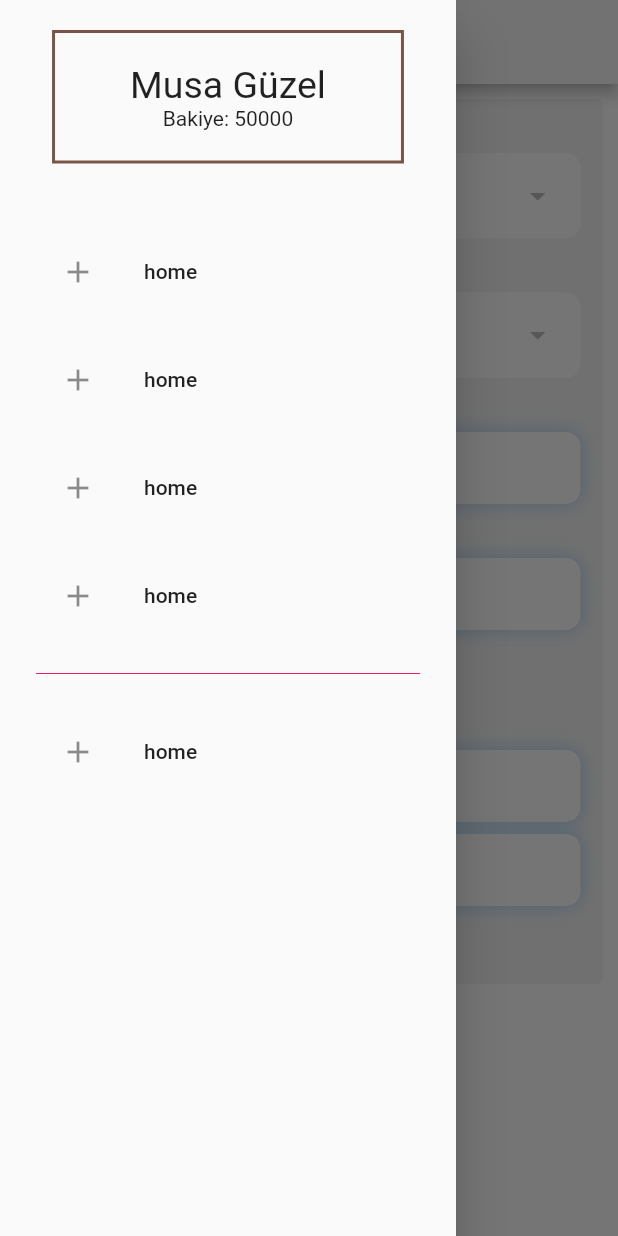
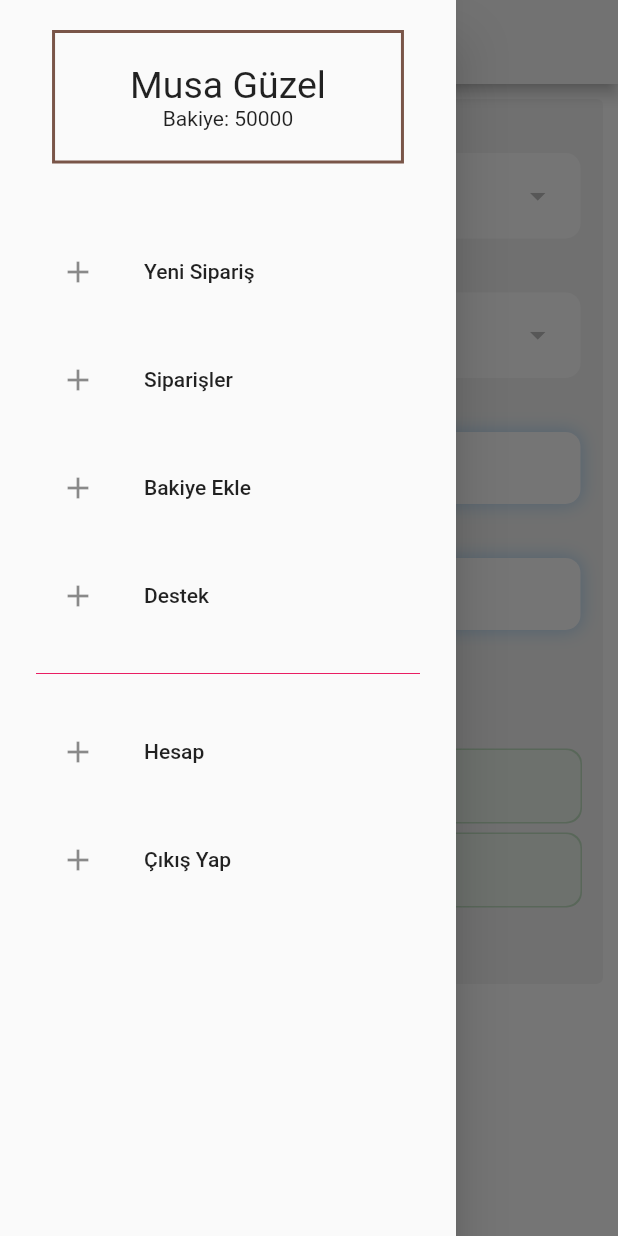
Before and after one commit to musaguzel/musmeramedya, a Flutter app: the screen it shows once a user with an empty profile is signed in, with the side drawer open, on a phone screen of 412 x 824 dp. Run offline on Flutter 3.47's test engine with Material 2 defaults, Android fonts, the light colour scheme and no system bars; our stand-ins replace cloud_firestore, connectivity_plus, firebase_auth, firebase_core, flutter_mobx, mobx and 4 more; accounts and stored records are empty; generated files the repository leaves out were written again.

Commit message:
geliştirmeler yapıldı

```diff
--- a/lib/core/constants/application/application_constants.dart
+++ /dev/null
@@ -1,5 +0,0 @@
-
-class ApplicationConstants {
-  static const APPNAME = "Musmera Medya";
-
-}
--- a/lib/core/constants/navigation/navigation_constants.dart
+++ /dev/null
@@ -1,16 +0,0 @@
-
-class NavigationConstants {
-  static const DEFAULT = '/';
-
-  static const NOTFOUND = '/notfound';
-
-  static const LOGIN = '/login';
-
-  static const REGISTER = 'register';
-
-  static const HOME = '/home';
-
-  static const MAIN = '/main';
-
-
-}
--- a/lib/core/init/constants/app/app_constants.dart
+++ b/lib/core/init/constants/app/app_constants.dart
@@ -3,8 +3,7 @@
 import 'dart:ui';
 
 class ApplicationConstants{
-
-  static String APPNAME = 'MusmeraMedya.com';
+  static const APPNAME = "Musmera Medya";
   static const EMAIL_REGIEX =
       r'^[\w-]+(\.[\w-]+)*@([a-zA-Z0-9-]+\.)+[a-zA-Z]{2,7}$';
   static const EMAIL_REGIEX1 =
--- a/lib/core/init/constants/navigation/navigation_constants.dart
+++ b/lib/core/init/constants/navigation/navigation_constants.dart
@@ -11,5 +11,8 @@ class NavigationConstants {
   static const HOME = '/home';
 
   static const MAIN = '/main';
+
+  static const ORDERS = '/orders';
+
   static const FORGOT_PASSWORD = "/forgotpassword";
 }
--- a/lib/core/init/navigation/navigation_route.dart
+++ b/lib/core/init/navigation/navigation_route.dart
@@ -1,5 +1,6 @@
 import 'package:flutter/material.dart';
 import 'package:musmeramedya/ui/main/view/main_page.dart';
+import 'package:musmeramedya/ui/orders/view/orders_page.dart';
 import 'package:musmeramedya/ui/register/view/register_page.dart';
 import 'package:musmeramedya/ui/splash/view/splash_page.dart';
 import 'package:page_transition/page_transition.dart';
@@ -30,6 +31,9 @@ class NavigationRoute {
       case NavigationConstants.MAIN:
         return normalNavigate(MainPage(), NavigationConstants.MAIN ,args.arguments);
 
+      case NavigationConstants.ORDERS:
+        return normalNavigate(OrdersPage(), NavigationConstants.ORDERS ,args.arguments);
+
       case NavigationConstants.NOTFOUND:
         return normalNavigate( const NotFoundNavigationWidget(), NavigationConstants.NOTFOUND ,args.arguments);
 
--- a/lib/core/init/theme/app_theme.dart
+++ b/lib/core/init/theme/app_theme.dart
@@ -15,7 +15,10 @@ final MyAppTheme = ThemeData(
         ),
       titleTextStyle: TextStyle(color: Colors.black,fontSize: 18)
     ),
+    snackBarTheme: const SnackBarThemeData(
+  contentTextStyle: TextStyle(color: Colors.black),
 
+    ),
     inputDecorationTheme: const InputDecorationTheme(
     labelStyle: TextStyle(color: Color(0xff263863), fontSize: 13),
     hintStyle: TextStyle(color: Color(0xff08214f), fontSize: 13),
--- a/lib/main.dart
+++ b/lib/main.dart
@@ -1,8 +1,8 @@
 import 'package:firebase_core/firebase_core.dart';
 import 'package:flutter/material.dart';
 import 'package:flutter/services.dart';
-import 'package:musmeramedya/core/constants/application/application_constants.dart';
 import 'package:musmeramedya/core/init/theme/app_theme.dart';
+import 'core/init/constants/app/app_constants.dart';
 import 'core/init/navigation/navigation_route.dart';
 import 'core/init/navigation/navigation_service.dart';
 import 'firebase_options.dart';
@@ -37,6 +37,7 @@ class MyApp extends StatelessWidget {
   }
 }
 
+//internet kontrolü eklenecek
 //ana ekranın çoğu bitti , kodlarını düzenle yeni ekranlara geç
 //orders kısmı gün gün belge olarak kaydedilecek
 //anlık fiyat hesaplaması için güzel bir yol bul
--- a/lib/ui/login/view/loginpage.dart
+++ b/lib/ui/login/view/loginpage.dart
@@ -4,7 +4,7 @@ import 'package:musmeramedya/core/base/view/base_widget.dart';
 import 'package:musmeramedya/core/extension/context_extension.dart';
 import 'package:musmeramedya/core/init/constants/app/app_constants.dart';
 import 'package:musmeramedya/ui/login/viewModel/login_page_view_model.dart';
-import '../../../core/constants/navigation/navigation_constants.dart';
+import '../../../core/init/constants/navigation/navigation_constants.dart';
 import '../../../core/init/network/network_change_manager.dart';
 
 
--- a/lib/ui/login/viewModel/login_page_view_model.dart
+++ b/lib/ui/login/viewModel/login_page_view_model.dart
@@ -1,10 +1,8 @@
 import 'package:firebase_auth/firebase_auth.dart';
 import 'package:mobx/mobx.dart';
 import 'package:flutter/material.dart';
-
 import '../../../core/base/model/base_view_model.dart';
-import '../../../core/constants/navigation/navigation_constants.dart';
-
+import '../../../core/init/constants/navigation/navigation_constants.dart';
 part 'login_page_view_model.g.dart';
 
 class LoginPageViewModel = _LoginPageViewModelBase with _$LoginPageViewModel;
--- a/lib/ui/main/components/navigation_drawer.dart
+++ b/lib/ui/main/components/navigation_drawer.dart
@@ -1,9 +1,13 @@
 import 'package:flutter/material.dart';
-import 'package:musmeramedya/core/extension/context_extension.dart';
+import 'package:musmeramedya/core/init/navigation/navigation_service.dart';
+
+import '../../../core/init/constants/navigation/navigation_constants.dart';
 
 
 class NavigationDrawerMain extends StatelessWidget {
-  const NavigationDrawerMain({super.key});
+   NavigationDrawerMain({super.key});
+
+  final NavigationService navigation = NavigationService.instance;
 
   @override
   Widget build(BuildContext context) => Drawer(
@@ -39,7 +43,7 @@ class NavigationDrawerMain extends StatelessWidget {
           ),
         ),
 
-        SizedBox(height: 20,),
+        const SizedBox(height: 20,),
       ],
     ),
   );
@@ -50,30 +54,38 @@ class NavigationDrawerMain extends StatelessWidget {
       children: [
         ListTile(
           leading: Icon(Icons.add),
-          title: Text("home"),
-          onTap: (){},
+          title: Text("Yeni Sipariş"),
+          onTap: (){
+            navigation.navigateToPageClear(path: NavigationConstants.MAIN);
+          },
         ),
         ListTile(
           leading: Icon(Icons.add),
-          title: Text("home"),
-          onTap: (){},
+          title: Text("Siparişler"),
+          onTap: (){
+            navigation.navigateToPage(path: NavigationConstants.ORDERS);
+          },
         ),
         ListTile(
           leading: Icon(Icons.add),
-          title: Text("home"),
+          title: Text("Bakiye Ekle"),
           onTap: (){},
         ),ListTile(
           leading: Icon(Icons.add),
-          title: Text("home"),
+          title: Text("Destek"),
           onTap: (){},
         ),
         const Divider(color: Colors.pink,),
         ListTile(
           leading: Icon(Icons.add),
-          title: Text("home"),
+          title: Text("Hesap"),
           onTap: (){},
         ),
-
+        ListTile(
+          leading: Icon(Icons.add),
+          title: Text("Çıkış Yap"),
+          onTap: (){},
+        ),
 
 
       ],
--- a/lib/ui/main/view/main_page.dart
+++ b/lib/ui/main/view/main_page.dart
@@ -5,8 +5,8 @@ import 'package:musmeramedya/core/extension/string_extension.dart';
 import 'package:musmeramedya/ui/main/model/social_media_model/social_media_service_model.dart';
 import 'package:musmeramedya/ui/main/viewModel/main_page_view_model.dart';
 import '../../../core/base/view/base_widget.dart';
-import '../../../core/constants/application/application_constants.dart';
-import '../../../core/constants/application/app_strings.dart';
+import '../../../core/init/app_strings.dart';
+import '../../../core/init/constants/app/app_constants.dart';
 import '../../../core/init/network/network_change_manager.dart';
 import '../components/navigation_drawer.dart';
 
@@ -34,7 +34,7 @@ class _MainPageState extends State<MainPage> {
   Scaffold buildScaffold(BuildContext context, MainPageViewModel store,
       NetworkResult networkResult) {
     return Scaffold(
-      drawer: const NavigationDrawerMain(),
+      drawer: NavigationDrawerMain(),
         resizeToAvoidBottomInset: true,
         appBar: AppBar(
           title: const Text(ApplicationConstants.APPNAME),
@@ -63,7 +63,7 @@ class _MainPageState extends State<MainPage> {
                       buildAverageTimeText(store),
                       buildTimeAndPriceInfoText(store: store,needPadding: false,isPriceText: false), //saat bilgileri ve para bilgileri veritabanından çekilip parantez içinde bu tarafa verilecek
                       buildTimeAndPriceInfoText(store: store,needPadding: true,isPriceText: true), //saat bilgileri ve para bilgileri veritabanından çekilip parantez içinde bu tarafa verilecek
-                      buildCreateOrderButton()
+                      buildCreateOrderButton(store)
                     ],
                   )),
             )
@@ -173,7 +173,6 @@ class _MainPageState extends State<MainPage> {
     });
   }
 
-
   Observer buildTextField({required MainPageViewModel store,required bool isAmount}) {
     return Observer(
       builder: (_) {
@@ -218,39 +217,6 @@ class _MainPageState extends State<MainPage> {
       child: Text('Minimum: 100 - Maksimum: 15000',style: TextStyle(color: Colors.black.withOpacity(0.7)),),
     );
   }
-  Observer buildTimeAndPriceInfoText({required MainPageViewModel store,required bool needPadding,required bool isPriceText}) {
-    return Observer(builder: (_){
-      return Padding(
-        padding: EdgeInsets.only(top: needPadding ? 8.0 : 0),
-        child: Container(
-          width: double.infinity,
-          decoration: BoxDecoration(
-            color: Colors.white, // Arka plan rengi beyaz
-            borderRadius:
-            const BorderRadius.all(Radius.circular(10.0)),
-            boxShadow: [
-              BoxShadow(
-                color: Colors.blue.withOpacity(0.3),
-                // Neon gibi parlak mavi renk
-                blurRadius: 10.0,
-                // Bulanıklık miktarı
-                spreadRadius: 1.0,
-                // Yayılma miktarı
-                offset: const Offset(0, 0), // Gölgenin yönü
-              ),
-            ],
-          ),
-          child: Padding(
-            padding: const EdgeInsets.all(16),
-            child: Text(
-                isPriceText ? (store.livePrice ?? "Fiyat") : (store.selectedService?['serviceaveragetime'].toString() ?? ApplicationStrings.MAIN_AVERAGE_TIME),
-              style: const TextStyle(fontWeight: FontWeight.bold),
-            ),
-          ),
-        ),
-      );
-    });
-  }
   Observer buildAverageTimeText(MainPageViewModel store) {
     return Observer(builder: (_){
       return const ListTile(
@@ -262,12 +228,53 @@ class _MainPageState extends State<MainPage> {
       );
     });
   }
-  Padding buildCreateOrderButton() {
-    return Padding(
-      padding: const EdgeInsets.only(left: 1.0,top: 4.0),
-      child: ElevatedButton(onPressed: (){
+  Observer buildTimeAndPriceInfoText({required MainPageViewModel store,required bool needPadding,required bool isPriceText}) {
+    return Observer(builder: (_){
+      return Padding(
+        padding: EdgeInsets.only(top: needPadding ? 8.0 : 0),
+        child: Container(
+          width: double.infinity,
+          decoration: BoxDecoration(
+            color: Colors.white.withOpacity(0.7), // Arka plan rengi beyaz
+            borderRadius:
+            const BorderRadius.all(Radius.circular(10.0)),
+            boxShadow: [
+              BoxShadow(
+                color: Colors.green.withOpacity(0.3),
+                // Neon gibi parlak mavi renk
+                blurRadius: 0.0,
+                // Bulanıklık miktarı
+                spreadRadius: 1.0,
+                // Yayılma miktarı
+                offset: const Offset(0, 0), // Gölgenin yönü
+              ),
+            ],
+          ),
+          child: Padding(
+            padding: const EdgeInsets.all(16),
+            child: Text(
+                isPriceText ? (store.livePrice) : (store.selectedService?['serviceaveragetime'].toString() ?? ApplicationStrings.MAIN_AVERAGE_TIME),
+              style: const TextStyle(fontWeight: FontWeight.bold),
+            ),
+          ),
+        ),
+      );
+    });
+  }
 
-      }, child: Text(ApplicationStrings.MAIN_CREATE_ORDER)),
-    );
+  Observer buildCreateOrderButton(MainPageViewModel store) {
+    return Observer(builder: (_){
+      return
+      !store.isOrderSaving ?
+       Padding(
+        padding: const EdgeInsets.only(left: 1.0,top: 4.0),
+        child: ElevatedButton(onPressed: (){
+              store.saveOrder();
+        }, child:  const Text(ApplicationStrings.MAIN_CREATE_ORDER)),
+      ):  const Padding(
+        padding: EdgeInsets.only(left: 1.0,top: 20.0),
+        child: Center(child: CircularProgressIndicator()),
+      );
+    });
   }
 }
--- a/lib/ui/register/viewModel/register_page_view_model.dart
+++ b/lib/ui/register/viewModel/register_page_view_model.dart
@@ -1,8 +1,8 @@
 import 'package:firebase_auth/firebase_auth.dart';
 import 'package:mobx/mobx.dart';
 import 'package:flutter/material.dart';
-import 'package:musmeramedya/core/constants/navigation/navigation_constants.dart';
 import '../../../core/base/model/base_view_model.dart';
+import '../../../core/init/constants/navigation/navigation_constants.dart';
 import '../model/user_model.dart';
 part 'register_page_view_model.g.dart';
 
--- a/lib/ui/splash/viewModel/splash_page_view_model.dart
+++ b/lib/ui/splash/viewModel/splash_page_view_model.dart
@@ -2,7 +2,7 @@ import 'package:firebase_auth/firebase_auth.dart';
 import 'package:mobx/mobx.dart';
 import 'package:flutter/material.dart';
 import '../../../core/base/model/base_view_model.dart';
-import '../../../core/constants/navigation/navigation_constants.dart';
+import '../../../core/init/constants/navigation/navigation_constants.dart';
 import '../../../core/init/navigation/navigation_service.dart';
 import '../../../core/init/network/network_change_manager.dart';
 part 'splash_page_view_model.g.dart';
@@ -10,7 +10,6 @@ part 'splash_page_view_model.g.dart';
 class SplashPageViewModel = _SplashPageViewModelBase with _$SplashPageViewModel;
 
 abstract class _SplashPageViewModelBase with Store, BaseViewModel {
-  NavigationService navigation = NavigationService.instance;
   final FirebaseAuth _auth = FirebaseAuth.instance;
 
   final INetworkChangeManager _networkChange = NetworkChangeManager();
```
Also changed, not shown: lib/ui/main/viewModel/main_page_view_model.dart (+19 -0 lines), lib/ui/orders/model/orders_model.dart (added, +37 -0 lines), lib/ui/orders/view/orders_page.dart (added, +61 -0 lines), lib/ui/orders/viewModel/orders_page_view_model.dart (added, +48 -0 lines), lib/core/init/app_strings.dart (renamed from lib/core/constants/application/app_strings.dart), lib/ui/main/viewModel/main_page_view_model.g.dart, lib/ui/orders/model/orders_model.g.dart (added), lib/ui/orders/viewModel/orders_page_view_model.g.dart (added).
